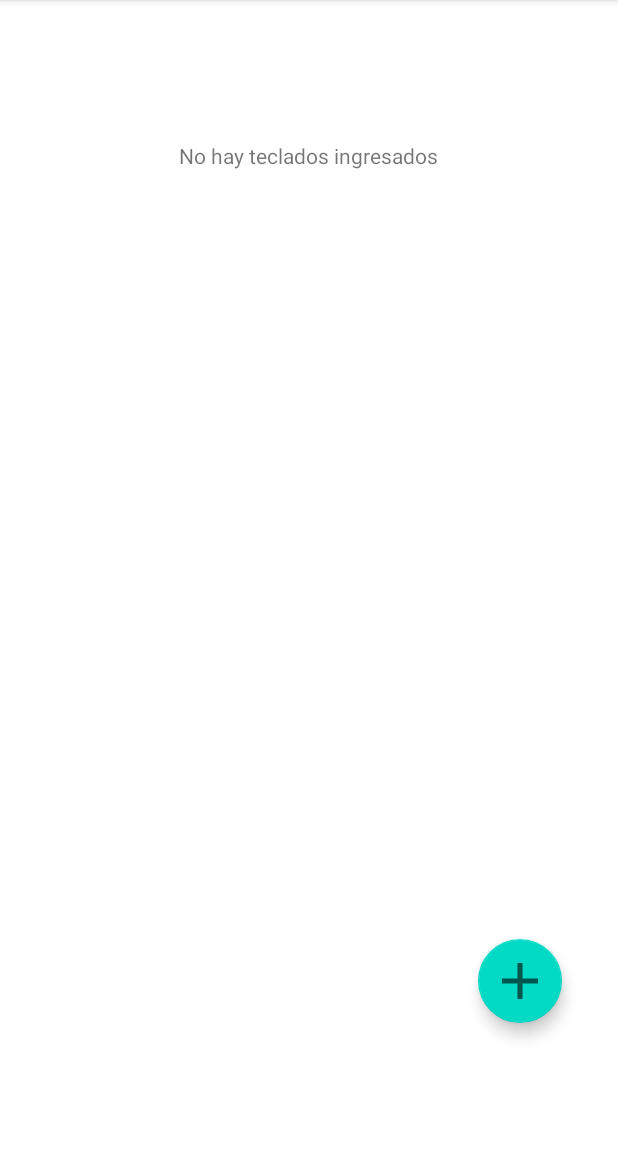
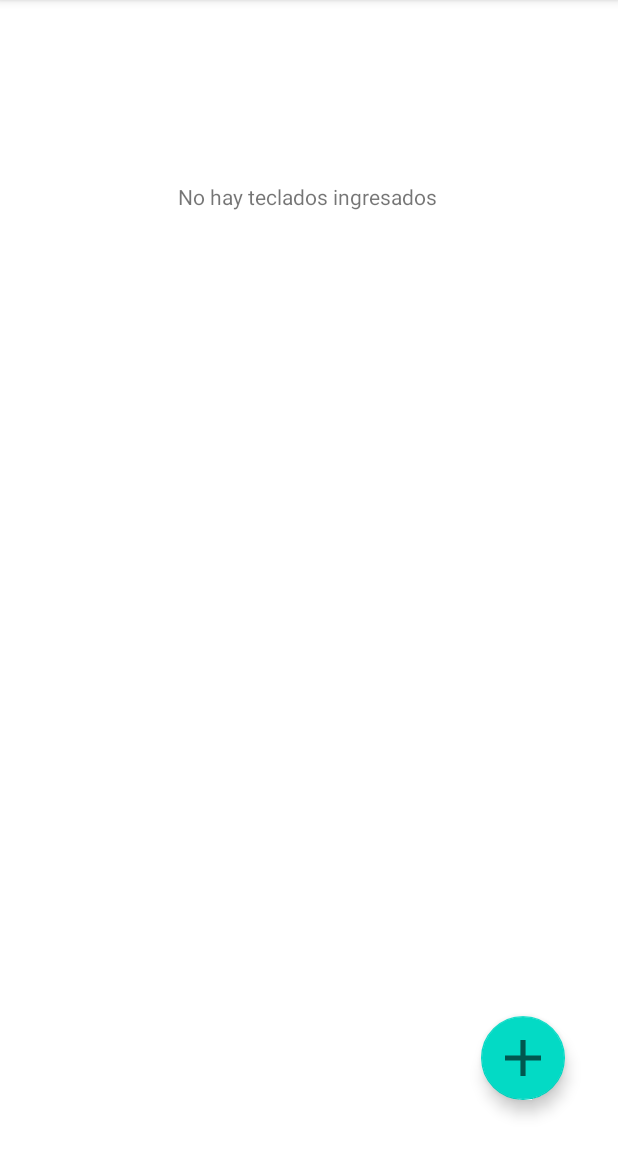
Before and after one commit to PercyDLR/IOT-Lab2, an Android app: the screen it shows after launch (TecladoActivity), after a tap on "TECLADO", on a phone screen of 412 x 824 dp, the part 84-1236 px from its top. Run offline under Robolectric (Android 15) with nearby library versions, the phone set to English and light mode, and no system bars.

Commit message:
Tecladoadd

```diff
--- a/app/src/main/res/layout/activity_teclado.xml
+++ b/app/src/main/res/layout/activity_teclado.xml
@@ -13,10 +13,10 @@
         android:text="No hay teclados ingresados"
         app:layout_constraintBottom_toBottomOf="parent"
         app:layout_constraintEnd_toEndOf="parent"
-        app:layout_constraintHorizontal_bias="0.498"
+        app:layout_constraintHorizontal_bias="0.497"
         app:layout_constraintStart_toStartOf="parent"
         app:layout_constraintTop_toTopOf="parent"
-        app:layout_constraintVertical_bias="0.126" />
+        app:layout_constraintVertical_bias="0.162" />
 
     <com.google.android.material.floatingactionbutton.FloatingActionButton
         android:id="@+id/floatingTeclado"
@@ -25,9 +25,9 @@
         android:clickable="true"
         app:layout_constraintBottom_toBottomOf="parent"
         app:layout_constraintEnd_toEndOf="parent"
-        app:layout_constraintHorizontal_bias="0.895"
+        app:layout_constraintHorizontal_bias="0.901"
         app:layout_constraintStart_toStartOf="parent"
         app:layout_constraintTop_toTopOf="parent"
-        app:layout_constraintVertical_bias="0.879"
+        app:layout_constraintVertical_bias="0.951"
         app:srcCompat="@drawable/ic_action_add_computer" />
 </androidx.constraintlayout.widget.ConstraintLayout>
```
Also changed, not shown: app/src/main/AndroidManifest.xml (+12 -8 lines), app/src/main/java/com/example/iot_lab2/AddTecladoActivity.java (added, +14 -0 lines), app/src/main/java/com/example/iot_lab2/TecladoActivity.java (+7 -1 lines), app/src/main/res/layout/activity_add_teclado.xml (added, +9 -0 lines).
